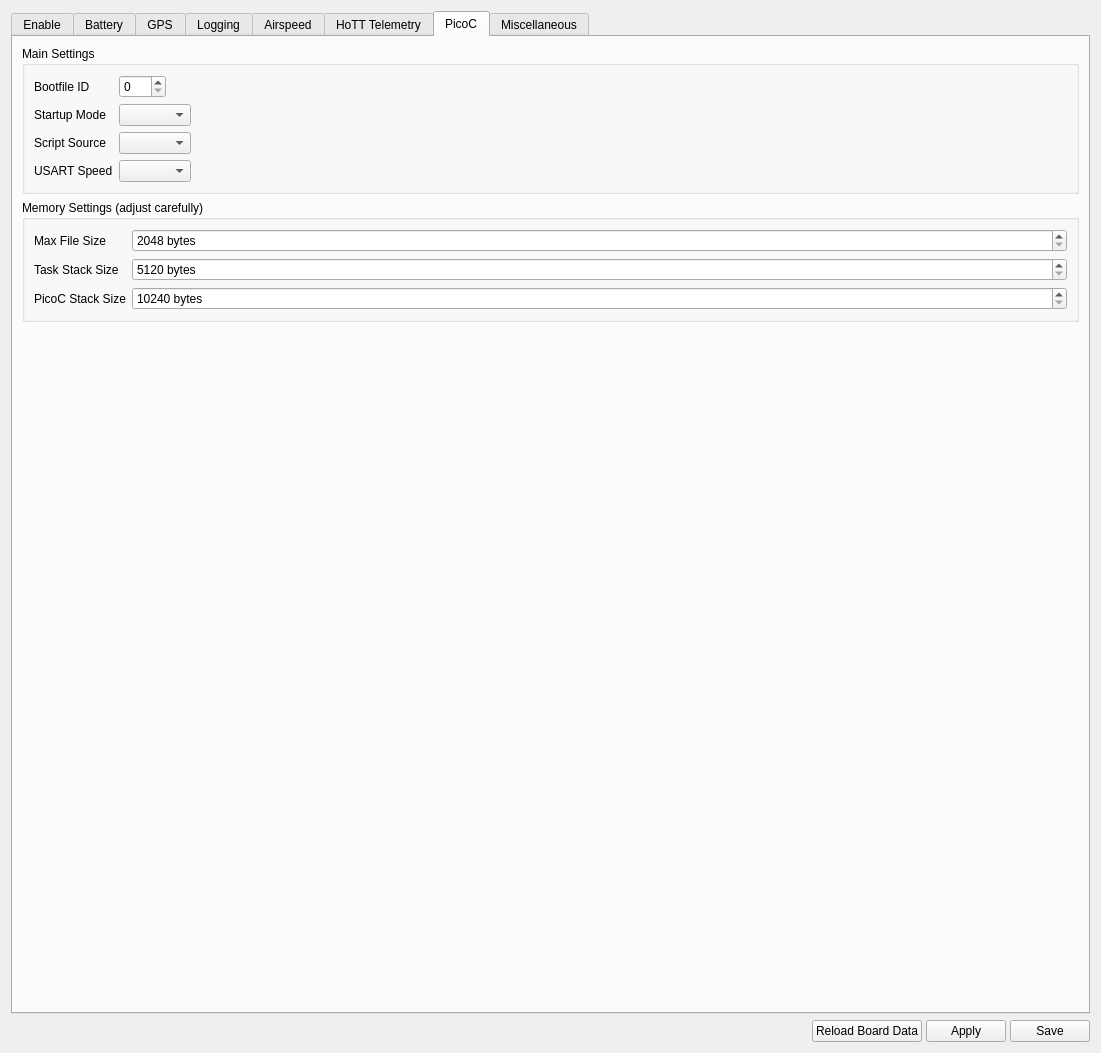
Old version of the form ground/gcs/src/plugins/config/modules.ui in the repository d-ronin/dRonin.
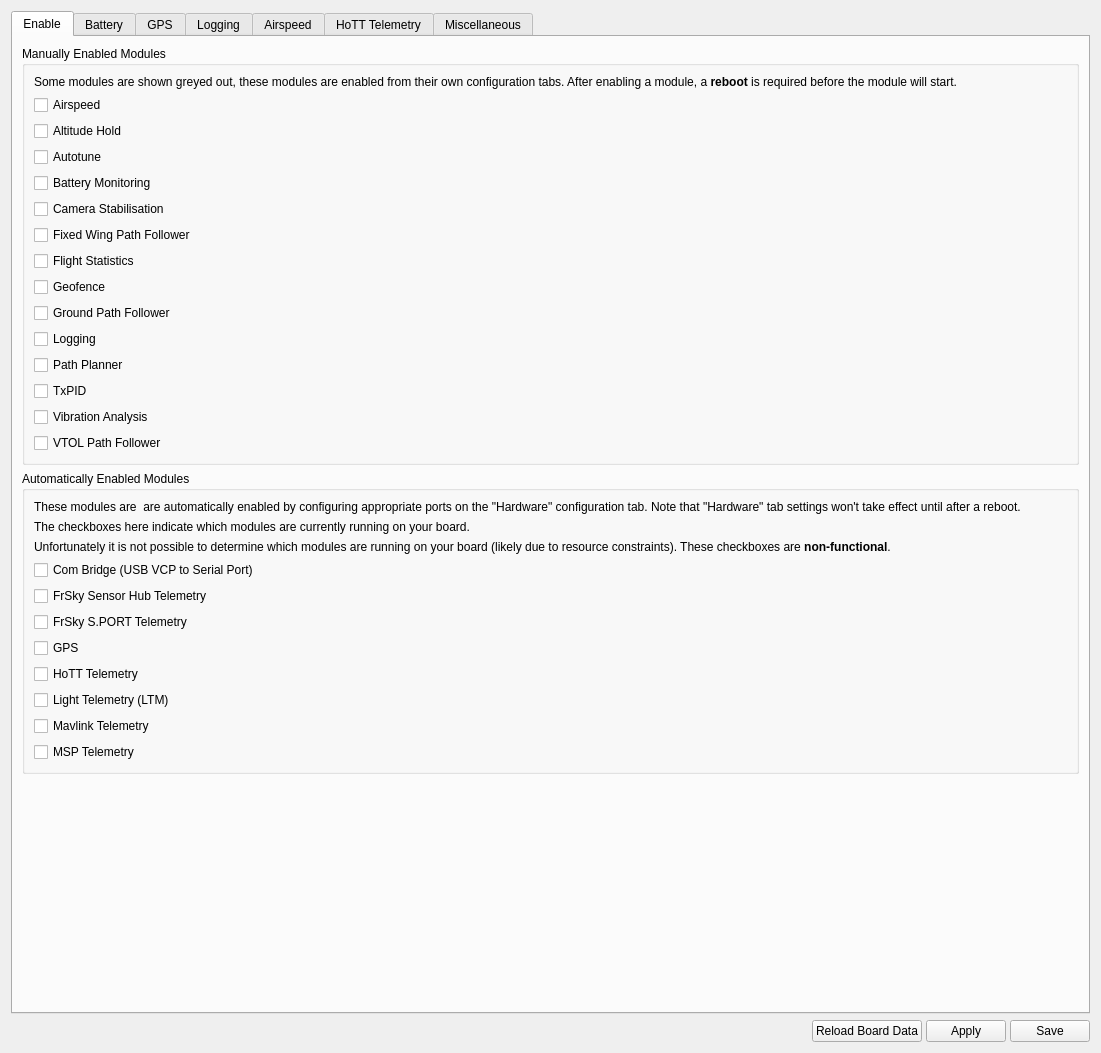
New version of the form. The open tabs and pages were chosen to show the change. Icons and pictures are not drawn. Custom widgets are drawn as their Qt base class.

Commit message: picoc: kill kill kill

```diff
--- a/ground/gcs/src/plugins/config/modules.ui
+++ b/ground/gcs/src/plugins/config/modules.ui
@@ -237,25 +237,6 @@
             </property>
            </widget>
           </item>
-          <item>
-           <widget class="QCheckBox" name="cbPicoC">
-            <property name="toolTip">
-             <string>This enables the picoC module which can run user scripts.</string>
-            </property>
-            <property name="text">
-             <string>PicoC Interpreter</string>
-            </property>
-            <property name="objrelation" stdset="0">
-             <stringlist>
-              <string>objname:ModuleSettings</string>
-              <string>fieldname:AdminState</string>
-              <string>element:PicoC</string>
-              <string>checkedoption:Enabled</string>
-              <string>uncheckedoption:Disabled</string>
-             </stringlist>
-            </property>
-           </widget>
-          </item>
           <item>
            <widget class="QCheckBox" name="cbTxPid">
             <property name="toolTip">
@@ -1596,8 +1577,8 @@
            <rect>
             <x>0</x>
             <y>0</y>
-            <width>1029</width>
-            <height>889</height>
+            <width>353</width>
+            <height>864</height>
            </rect>
           </property>
           <layout class="QGridLayout" name="gridLayout">
@@ -3582,196 +3563,6 @@
        </item>
       </layout>
      </widget>
-     <widget class="QWidget" name="tabPicoC">
-      <attribute name="title">
-       <string>PicoC</string>
-      </attribute>
-      <layout class="QVBoxLayout" name="verticalLayout_10">
-       <item>
-        <widget class="QGroupBox" name="gb_picocMain">
-         <property name="title">
-          <string>Main Settings</string>
-         </property>
-         <layout class="QFormLayout" name="formLayout_10">
-          <property name="fieldGrowthPolicy">
-           <enum>QFormLayout::FieldsStayAtSizeHint</enum>
-          </property>
-          <item row="0" column="0">
-           <widget class="QLabel" name="label_17">
-            <property name="text">
-             <string>Bootfile ID</string>
-            </property>
-           </widget>
-          </item>
-          <item row="0" column="1">
-           <widget class="QSpinBox" name="sb_picocBootFileID">
-            <property name="maximum">
-             <number>255</number>
-            </property>
-            <property name="objrelation" stdset="0">
-             <stringlist>
-              <string>objname:PicoCSettings</string>
-              <string>fieldname:BootFileID</string>
-             </stringlist>
-            </property>
-           </widget>
-          </item>
-          <item row="1" column="0">
-           <widget class="QLabel" name="label_27">
-            <property name="text">
-             <string>Startup Mode</string>
-            </property>
-           </widget>
-          </item>
-          <item row="1" column="1">
-           <widget class="QComboBox" name="cb_picocStartup">
-            <property name="objrelation" stdset="0">
-             <stringlist>
-              <string>objname:PicoCSettings</string>
-              <string>fieldname:Startup</string>
-             </stringlist>
-            </property>
-           </widget>
-          </item>
-          <item row="2" column="0">
-           <widget class="QLabel" name="label_29">
-            <property name="text">
-             <string>Script Source</string>
-            </property>
-           </widget>
-          </item>
-          <item row="2" column="1">
-           <widget class="QComboBox" name="cb_picocSource">
-            <property name="objrelation" stdset="0">
-             <stringlist>
-              <string>objname:PicoCSettings</string>
-              <string>fieldname:Source</string>
-             </stringlist>
-            </property>
-           </widget>
-          </item>
-          <item row="3" column="0">
-           <widget class="QLabel" name="label_30">
-            <property name="text">
-             <string>USART Speed</string>
-            </property>
-           </widget>
-          </item>
-          <item row="3" column="1">
-           <widget class="QComboBox" name="cb_picocComSpeed">
-            <property name="objrelation" stdset="0">
-             <stringlist>
-              <string>objname:PicoCSettings</string>
-              <string>fieldname:ComSpeed</string>
-             </stringlist>
-            </property>
-           </widget>
-          </item>
-         </layout>
-        </widget>
-       </item>
-       <item>
-        <widget class="QGroupBox" name="gb_picocMemory">
-         <property name="title">
-          <string>Memory Settings (adjust carefully)</string>
-         </property>
-         <layout class="QFormLayout" name="formLayout_11">
-          <item row="0" column="0">
-           <widget class="QLabel" name="label_18">
-            <property name="text">
-             <string>Max File Size</string>
-            </property>
-           </widget>
-          </item>
-          <item row="0" column="1">
-           <widget class="QSpinBox" name="sb_picocMaxFileSize">
-            <property name="suffix">
-             <string> bytes</string>
-            </property>
-            <property name="minimum">
-             <number>2048</number>
-            </property>
-            <property name="maximum">
-             <number>131072</number>
-            </property>
-            <property name="objrelation" stdset="0">
-             <stringlist>
-              <string>objname:PicoCSettings</string>
-              <string>fieldname:MaxFileSize</string>
-             </stringlist>
-            </property>
-           </widget>
-          </item>
-          <item row="1" column="0">
-           <widget class="QLabel" name="label_19">
-            <property name="text">
-             <string>Task Stack Size</string>
-            </property>
-           </widget>
-          </item>
-          <item row="1" column="1">
-           <widget class="QSpinBox" name="sb_picocTaskStackSize">
-            <property name="suffix">
-             <string> bytes</string>
-            </property>
-            <property name="minimum">
-             <number>5120</number>
-            </property>
-            <property name="maximum">
-             <number>131072</number>
-            </property>
-            <property name="objrelation" stdset="0">
-             <stringlist>
-              <string>objname:PicoCSettings</string>
-              <string>fieldname:TaskStackSize</string>
-             </stringlist>
-            </property>
-           </widget>
-          </item>
-          <item row="2" column="0">
-           <widget class="QLabel" name="label_26">
-            <property name="text">
-             <string>PicoC Stack Size</string>
-            </property>
-           </widget>
-          </item>
-          <item row="2" column="1">
-           <widget class="QSpinBox" name="sb_picocPicoCStackSize">
-            <property name="suffix">
-             <string> bytes</string>
-            </property>
-            <property name="minimum">
-             <number>10240</number>
-            </property>
-            <property name="maximum">
-             <number>131072</number>
-            </property>
-            <property name="objrelation" stdset="0">
-             <stringlist>
-              <string>objname:PicoCSettings</string>
-              <string>fieldname:PicoCStackSize</string>
-             </stringlist>
-            </property>
-           </widget>
-          </item>
-         </layout>
-        </widget>
-       </item>
-       <item>
-        <spacer name="verticalSpacer_7">
-         <property name="orientation">
-          <enum>Qt::Vertical</enum>
-         </property>
-         <property name="sizeHint" stdset="0">
-          <size>
-           <width>20</width>
-           <height>40</height>
-          </size>
-         </property>
-        </spacer>
-       </item>
-      </layout>
-     </widget>
      <widget class="QWidget" name="tabBaud">
       <attribute name="title">
        <string>Miscellaneous</string>
```
The commit also changes 70 other files.
